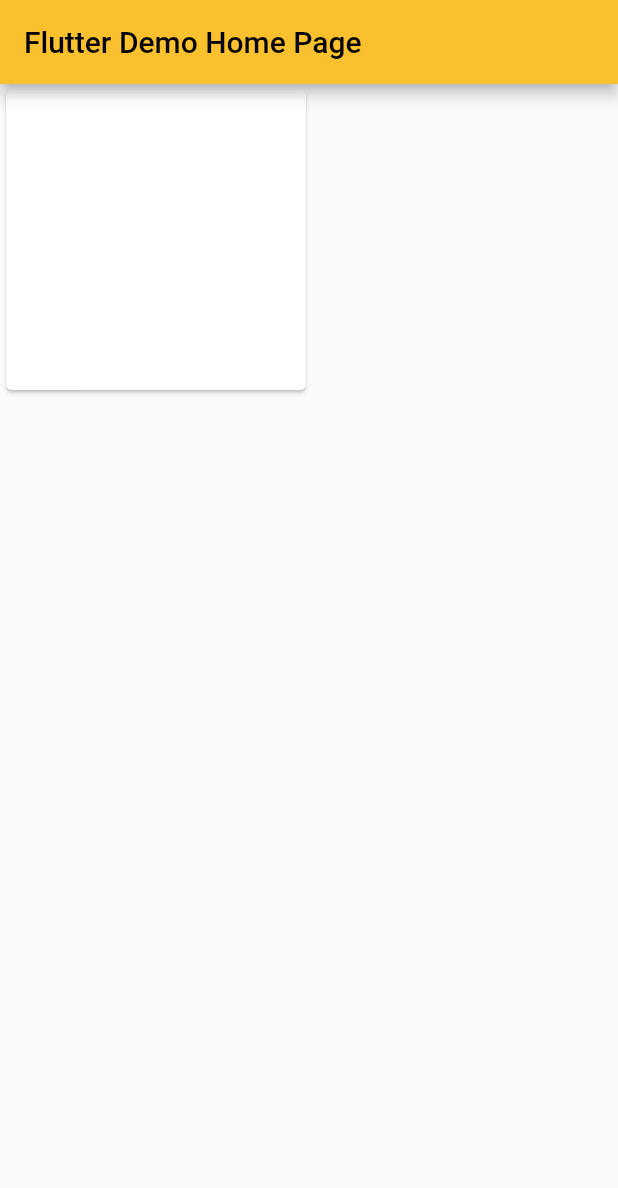
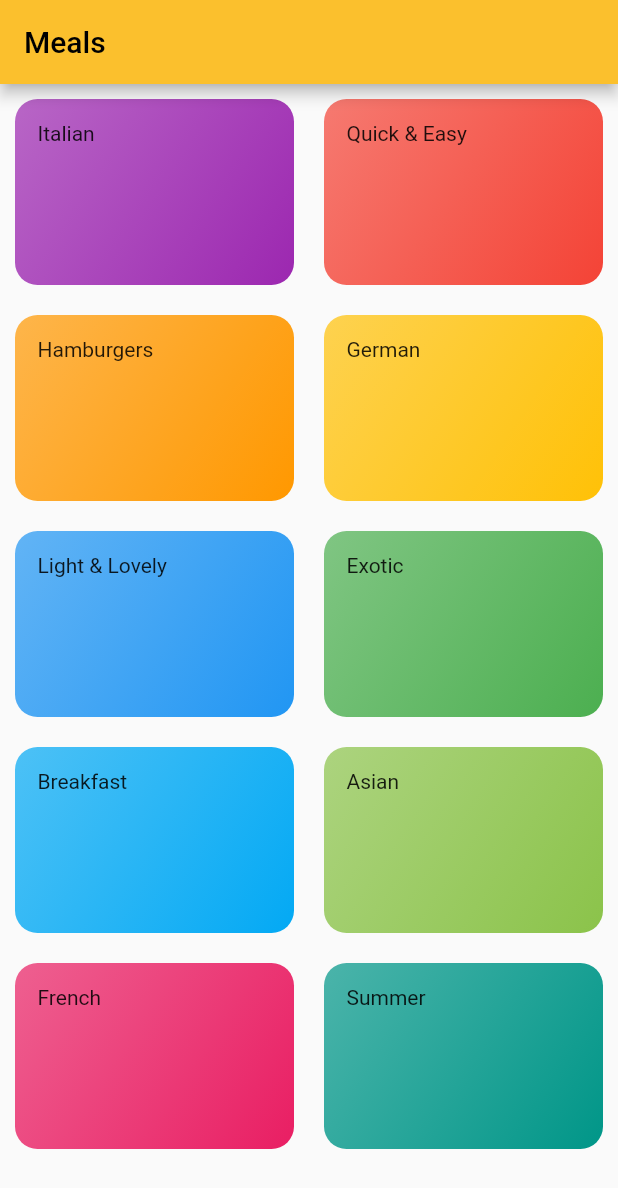
Before and after one commit to PLPOLAND/flutter_meals_app, a Flutter app: the screen it shows after launch, on a phone screen of 412 x 824 dp. Shown: the top 1188 px of the screen. Run offline on Flutter 3.47's test engine with Material 2 defaults, Android fonts, the phone set to English and light mode, and no system bars.

Commit message:
category start

```diff
--- /dev/null
+++ b/lib/categories_screen.dart
@@ -0,0 +1,28 @@
+import 'package:flutter/material.dart';
+import 'package:flutter_meals_app/category_item.dart';
+
+import 'dummy_data.dart';
+
+class CategoriesScreen extends StatelessWidget {
+  const CategoriesScreen({super.key});
+
+  @override
+  Widget build(BuildContext context) {
+    return Scaffold(
+      appBar: AppBar(
+        title: const Text("Meals"),
+      ),
+      body: GridView(
+        children: DUMMY_CATEGORIES
+            .map((data) => CategoryItem(title: data.title, color: data.color))
+            .toList(),
+        gridDelegate: SliverGridDelegateWithMaxCrossAxisExtent(
+            maxCrossAxisExtent: 200,
+            childAspectRatio: 3 / 2,
+            crossAxisSpacing: 20,
+            mainAxisSpacing: 20),
+        padding: EdgeInsets.all(10),
+      ),
+    );
+  }
+}
--- /dev/null
+++ b/lib/category_item.dart
@@ -0,0 +1,25 @@
+import 'dart:ui';
+
+import 'package:flutter/material.dart';
+
+class CategoryItem extends StatelessWidget {
+  const CategoryItem({super.key, required this.title, required this.color});
+
+  final String title;
+  final Color color;
+
+  @override
+  Widget build(BuildContext context) {
+    return Container(
+      padding: const EdgeInsets.all(15),
+      decoration: BoxDecoration(
+        gradient: LinearGradient(
+            colors: [color.withOpacity(0.7), color],
+            begin: Alignment.topLeft,
+            end: Alignment.bottomRight),
+        borderRadius: BorderRadius.circular(15),
+      ),
+      child: Text(title),
+    );
+  }
+}
--- /dev/null
+++ b/lib/dummy_data.dart
@@ -0,0 +1,56 @@
+import 'package:flutter/material.dart';
+
+import './models/category.dart';
+
+const DUMMY_CATEGORIES = [
+  Category(
+    id: 'c1',
+    title: 'Italian',
+    color: Colors.purple,
+  ),
+  Category(
+    id: 'c2',
+    title: 'Quick & Easy',
+    color: Colors.red,
+  ),
+  Category(
+    id: 'c3',
+    title: 'Hamburgers',
+    color: Colors.orange,
+  ),
+  Category(
+    id: 'c4',
+    title: 'German',
+    color: Colors.amber,
+  ),
+  Category(
+    id: 'c5',
+    title: 'Light & Lovely',
+    color: Colors.blue,
+  ),
+  Category(
+    id: 'c6',
+    title: 'Exotic',
+    color: Colors.green,
+  ),
+  Category(
+    id: 'c7',
+    title: 'Breakfast',
+    color: Colors.lightBlue,
+  ),
+  Category(
+    id: 'c8',
+    title: 'Asian',
+    color: Colors.lightGreen,
+  ),
+  Category(
+    id: 'c9',
+    title: 'French',
+    color: Colors.pink,
+  ),
+  Category(
+    id: 'c10',
+    title: 'Summer',
+    color: Colors.teal,
+  ),
+];
--- a/lib/main.dart
+++ b/lib/main.dart
@@ -1,4 +1,5 @@
 import 'package:flutter/material.dart';
+import 'package:flutter_meals_app/categories_screen.dart';
 
 void main() {
   runApp(const MyApp());
@@ -15,12 +16,12 @@ class MyApp extends StatelessWidget {
       theme: ThemeData(
           primarySwatch: Colors.yellow,
           colorScheme: const ColorScheme.light(
-            primary: Color(0xFFfbc02d),
-            onPrimary: Color(0xFF000000),
-            secondary: Color(0xFFab47bc),
-            onSecondary: Color(0xFFFFFFFF)
-          )),
-      home: const MyHomePage(title: 'Flutter Demo Home Page'),
+              primary: Color(0xFFfbc02d),
+              onPrimary: Color(0xFF000000),
+              secondary: Color(0xFFab47bc),
+              onSecondary: Color(0xFFFFFFFF),
+              background: Color(0xFF234533))),
+      home: CategoriesScreen(),
     );
   }
 }
@@ -41,7 +42,10 @@ class _MyHomePageState extends State<MyHomePage> {
       appBar: AppBar(
         title: Text(widget.title),
       ),
-      body: Card(child: Padding(padding: EdgeInsets.all(100),)),
+      body: const Card(
+          child: Padding(
+        padding: EdgeInsets.all(100),
+      )),
     );
   }
 }
--- /dev/null
+++ b/lib/models/category.dart
@@ -0,0 +1,10 @@
+import 'package:flutter/material.dart';
+
+class Category {
+  final String id;
+  final String title;
+  final Color color;
+
+  const Category(
+      {required this.id, required this.title, this.color = Colors.orange});
+}
```
